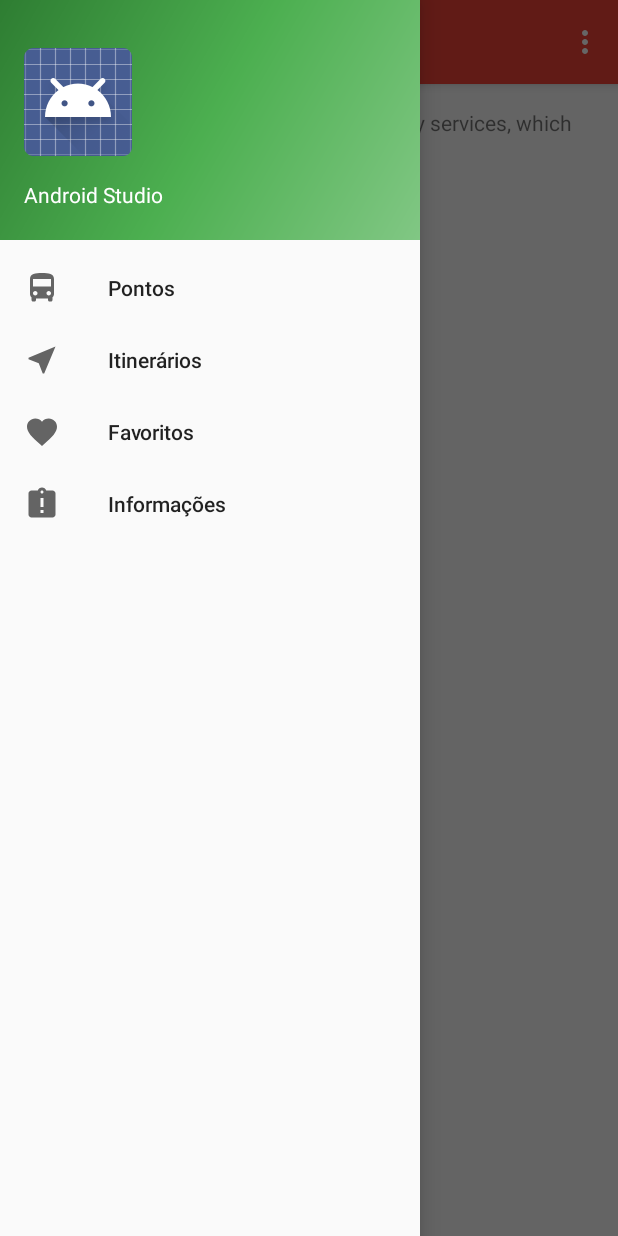
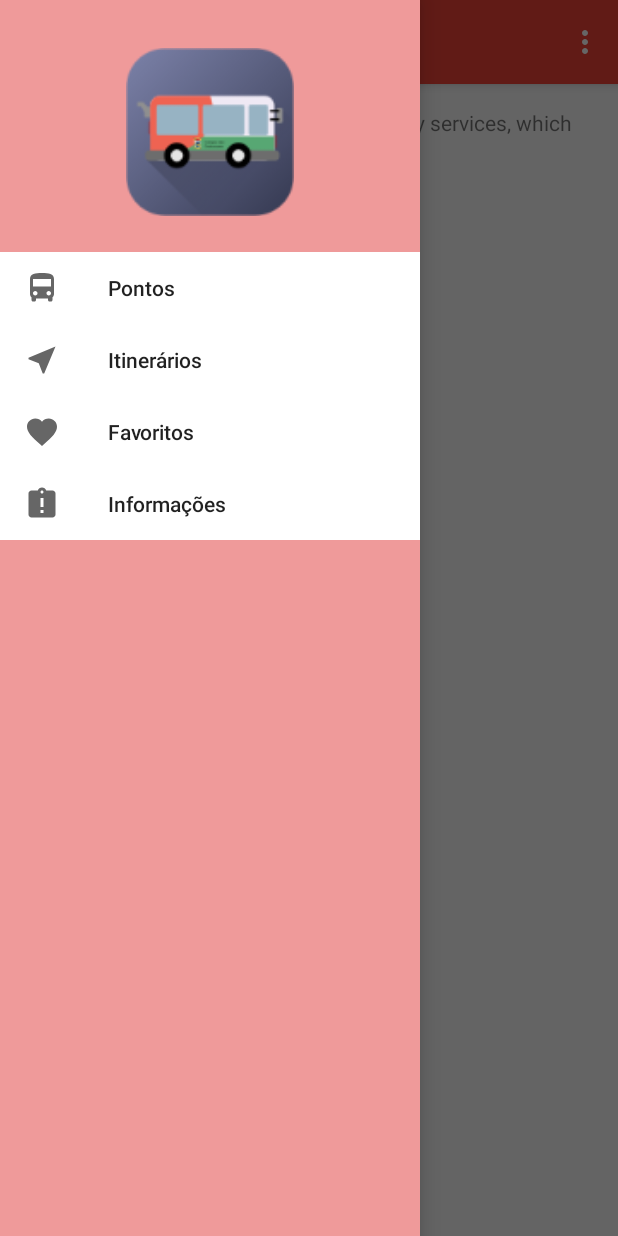
Before and after one commit to almeida1492/onibusappCampos, an Android app: the screen it shows after launch (MainActivity), with the side drawer open, on a phone screen of 412 x 824 dp. Run offline under Robolectric (Android 15) with nearby library versions, the phone set to English and light mode, and no system bars.

```diff
--- a/app/src/debug/res/values/google_maps_api.xml
+++ b/app/src/debug/res/values/google_maps_api.xml
@@ -16,5 +16,5 @@
     string in this file.
     -->
     <string name="google_maps_key" templateMergeStrategy="preserve"
-        translatable="false">AIzaSyA_OOk12lkY_VNwf164ZROZyLrkCq4Mifg</string>
+        translatable="false">AIzaSyAlqMLdI0JczveyVbW6-BCLga5QOfo7yGk</string>
 </resources>
--- a/app/src/main/res/drawable/side_nav_bar.xml
+++ b/app/src/main/res/drawable/side_nav_bar.xml
@@ -2,8 +2,8 @@
     android:shape="rectangle">
     <gradient
         android:angle="135"
-        android:centerColor="#4CAF50"
-        android:endColor="#2E7D32"
-        android:startColor="#81C784"
+        android:centerColor="#293054"
+        android:endColor="#293054"
+        android:startColor="#293054"
         android:type="linear" />
 </shape>
--- a/app/src/main/res/layout/activity_main.xml
+++ b/app/src/main/res/layout/activity_main.xml
@@ -6,7 +6,8 @@
     android:layout_width="match_parent"
     android:layout_height="match_parent"
     android:fitsSystemWindows="true"
-    tools:openDrawer="start">
+    tools:openDrawer="start"
+    >
 
     <include
         layout="@layout/app_bar_main"
@@ -14,6 +15,8 @@
         android:layout_height="match_parent" />
 
     <android.support.design.widget.NavigationView
+        android:background="@color/colorAccent"
+        app:itemBackground="@color/backgroundItem"
         android:id="@+id/nav_view"
         android:layout_width="wrap_content"
         android:layout_height="match_parent"
--- a/app/src/main/res/layout/nav_header_main.xml
+++ b/app/src/main/res/layout/nav_header_main.xml
@@ -3,7 +3,7 @@
     xmlns:app="http://schemas.android.com/apk/res-auto"
     android:layout_width="match_parent"
     android:layout_height="@dimen/nav_header_height"
-    android:background="@drawable/side_nav_bar"
+    android:background="@color/colorAccent"
     android:gravity="bottom"
     android:orientation="vertical"
     android:paddingBottom="@dimen/activity_vertical_margin"
@@ -14,22 +14,9 @@
 
     <ImageView
         android:id="@+id/imageView"
-        android:layout_width="wrap_content"
-        android:layout_height="wrap_content"
+        android:layout_width="match_parent"
+        android:layout_height="match_parent"
         android:paddingTop="@dimen/nav_header_vertical_spacing"
-        app:srcCompat="@android:drawable/sym_def_app_icon" />
-
-    <TextView
-        android:layout_width="match_parent"
-        android:layout_height="wrap_content"
-        android:paddingTop="@dimen/nav_header_vertical_spacing"
-        android:text="Android Studio"
-        android:textAppearance="@style/TextAppearance.AppCompat.Body1" />
-
-    <TextView
-        android:id="@+id/textView"
-        android:layout_width="wrap_content"
-        android:layout_height="wrap_content"
-        android:text="android.studio@android.com" />
+        app:srcCompat="@mipmap/ic_launcher" />
 
 </LinearLayout>
--- a/app/src/main/res/menu/activity_main_drawer.xml
+++ b/app/src/main/res/menu/activity_main_drawer.xml
@@ -1,11 +1,11 @@
 <?xml version="1.0" encoding="utf-8"?>
 <menu xmlns:android="http://schemas.android.com/apk/res/android">
 
-    <group android:checkableBehavior="single">
+    <group android:checkableBehavior="single" >
         <item
             android:id="@+id/nav_pontos"
             android:icon="@drawable/ic_directions_bus_white_24dp"
-            android:title="Pontos" />
+            android:title="Pontos"/>
         <item
             android:id="@+id/nav_itinerarios"
             android:icon="@drawable/ic_near_me_black_24dp"
--- a/app/src/main/res/values/colors.xml
+++ b/app/src/main/res/values/colors.xml
@@ -4,4 +4,5 @@
     <color name="colorPrimaryDark">#b41c10</color>
     <color name="colorAccent">#ef9a9a</color>
     <color name="colorFont">#fff</color>
+    <color name="backgroundItem">#fff</color>
 </resources>
```
Also changed, not shown: app/src/main/AndroidManifest.xml (+7 -5 lines), app/src/main/java/com/camposbus/soulcode/camposbus/MapsActivity.java (+13 -7 lines), app/src/main/res/mipmap-hdpi/ic_launcher.png (deleted), app/src/main/res/mipmap-mdpi/ic_launcher.png (deleted), app/src/main/res/mipmap-xhdpi/ic_launcher.png, app/src/main/res/mipmap-xxhdpi/ic_launcher.png (deleted), app/src/main/res/mipmap-xxxhdpi/ic_launcher.png (deleted).
